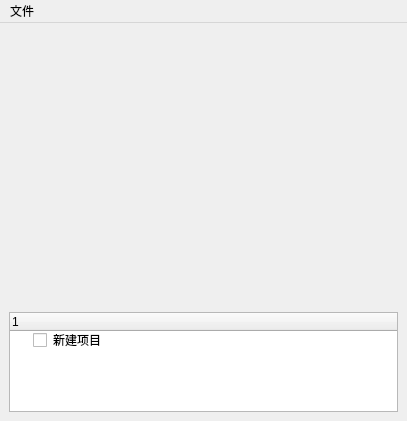
Above: browser.ui from CenYunhan/FursuitFridayImproved before the change. Below: the same form after it.
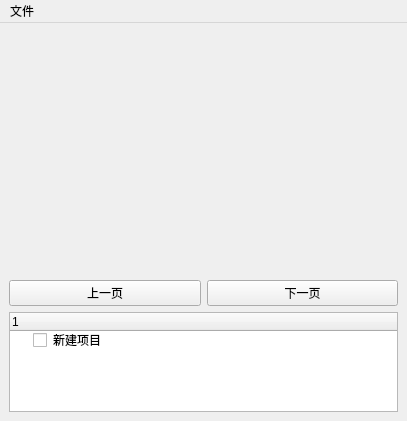
That is the form after the change.

What changed in the file:
```diff
--- a/browser.ui
+++ b/browser.ui
@@ -145,6 +145,24 @@
      </layout>
     </item>
     <item row="3" column="0">
+     <layout class="QHBoxLayout" name="horizontalLayout_4">
+      <item>
+       <widget class="QPushButton" name="prev_button">
+        <property name="text">
+         <string>上一页</string>
+        </property>
+       </widget>
+      </item>
+      <item>
+       <widget class="QPushButton" name="next_button">
+        <property name="text">
+         <string>下一页</string>
+        </property>
+       </widget>
+      </item>
+     </layout>
+    </item>
+    <item row="4" column="0">
      <widget class="QTreeWidget" name="treeWidget">
       <property name="maximumSize">
        <size>
```
Left out of the diff: 86 changed lines with no effect on the pictures.
